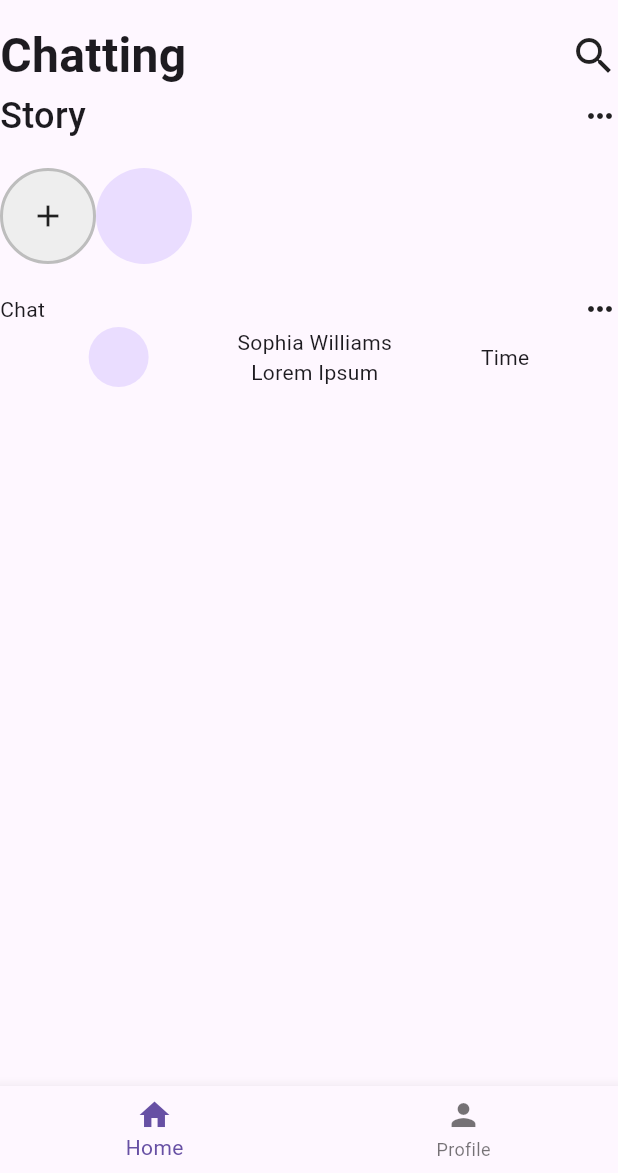
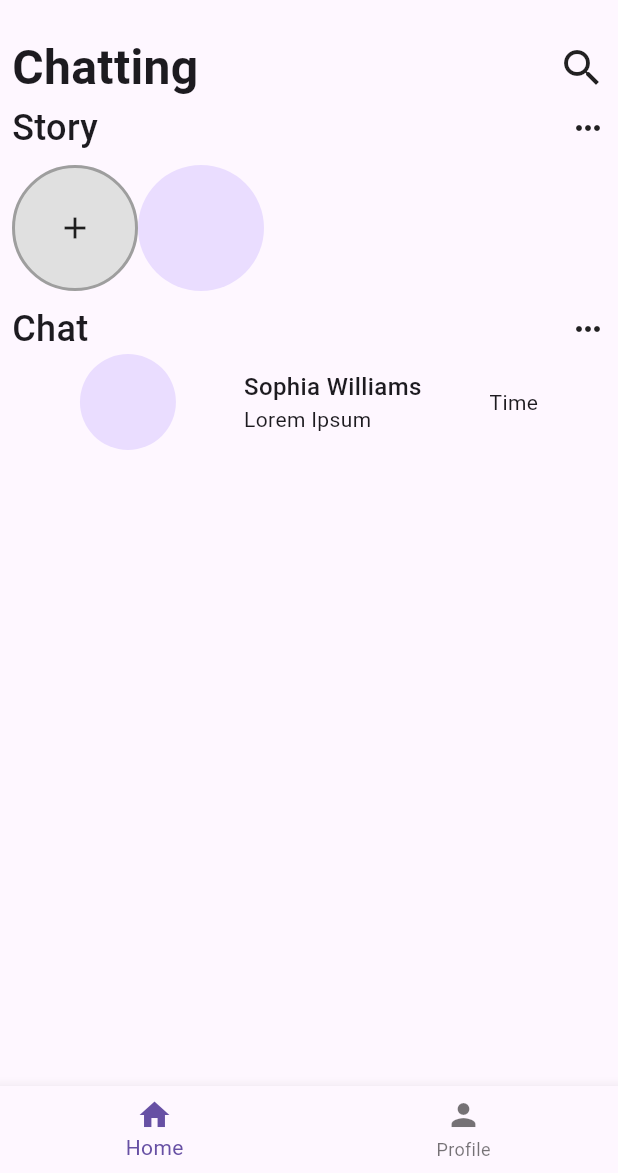
Before and after one commit to Parth-11/Connectify-App, a Flutter app: the screen it shows after launch, on a phone screen of 412 x 824 dp, the part 63-1236 px from its top. Run offline on Flutter 3.47's test engine with Material 3 defaults, Android fonts, the phone set to English and light mode, and no system bars.

Commit message:
added padding to page

```diff
--- a/lib/pages/message_page.dart
+++ b/lib/pages/message_page.dart
@@ -11,6 +11,8 @@ class _MessagePageState extends State<MessagePage> {
   @override
   Widget build(BuildContext context) {
     return SafeArea(
+      child: Padding(
+        padding: const EdgeInsets.all(8.0),
         child: Column(
           children: [
             Row(
@@ -41,13 +43,13 @@ class _MessagePageState extends State<MessagePage> {
                   GestureDetector(
                     onTap: () {},
                     child: Container(
-                    height: 64,
-                    width: 64,
+                      height: 84,
+                      width: 84,
                       decoration: ShapeDecoration(
-                      color: Colors.grey.shade200,
+                        color: Colors.grey.shade300,
                         shape: CircleBorder(
                           side: BorderSide(
-                          color: Colors.grey.shade400,
+                            color: Colors.grey.shade500,
                             width: 2,
                             style: BorderStyle.solid,
                           ),
@@ -56,15 +58,18 @@ class _MessagePageState extends State<MessagePage> {
                       child: Icon(Icons.add),
                     ),
                   ),
-                CircleAvatar(radius: 32),
+                  CircleAvatar(radius: 42),
                 ],
               ),
             ),
             Row(
               children: [
-              Text('Chat'),
+                Text(
+                  'Chat',
+                  style: TextStyle(fontSize: 24, fontWeight: FontWeight.w500),
+                ),
                 Spacer(),
-              GestureDetector(child: Icon(Icons.more_horiz)),
+                GestureDetector(child: Icon(Icons.more_horiz, size: 24)),
               ],
             ),
             SizedBox(
@@ -74,9 +79,19 @@ class _MessagePageState extends State<MessagePage> {
                   Row(
                     mainAxisAlignment: MainAxisAlignment.spaceEvenly,
                     children: [
-                    CircleAvatar(),
+                      CircleAvatar(radius: 32),
                       Column(
-                      children: [Text("Sophia Williams"), Text("Lorem Ipsum")],
+                        crossAxisAlignment: CrossAxisAlignment.start,
+                        children: [
+                          Text(
+                            "Sophia Williams",
+                            style: TextStyle(
+                              fontSize: 16,
+                              fontWeight: FontWeight.w500,
+                            ),
+                          ),
+                          Text("Lorem Ipsum"),
+                        ],
                       ),
                       Text('Time'),
                     ],
@@ -86,6 +101,7 @@ class _MessagePageState extends State<MessagePage> {
             ),
           ],
         ),
+      ),
     );
   }
 }
```
Lines whose indentation alone changed are shown as unchanged.
